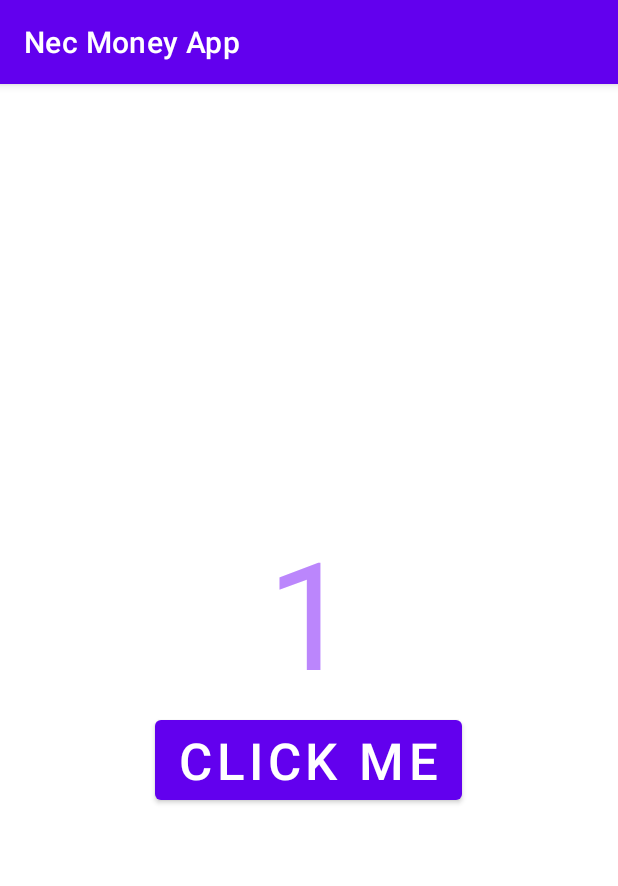
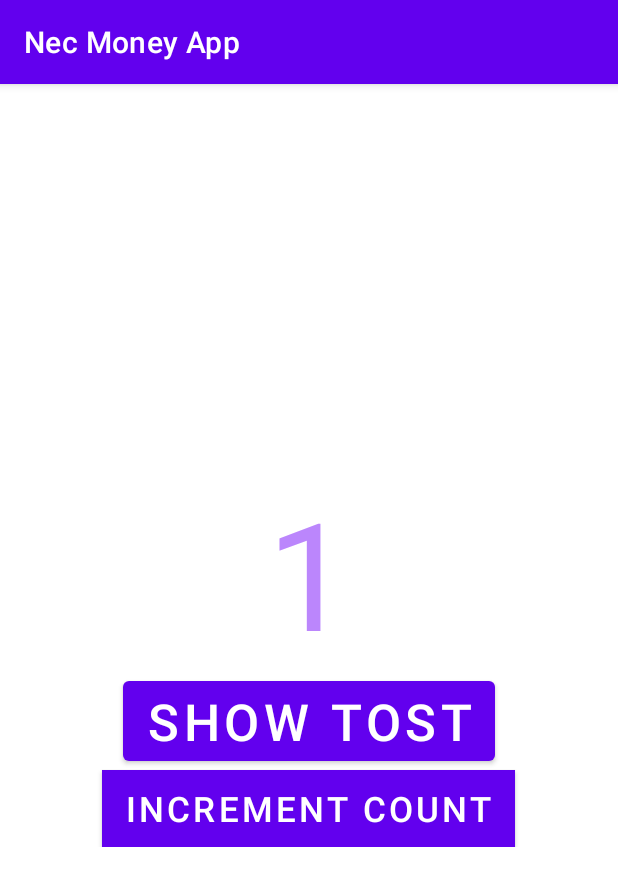
Before and after one commit to rowjoy/android_app_project, an Android app: the screen it shows after launch (MainActivity), on a phone screen of 412 x 824 dp. Shown: the top 886 px of the screen. Run offline under Robolectric (Android 15) with nearby library versions, the phone set to English and light mode, and no system bars.

Commit message:
RandomNumber

```diff
--- a/app/src/main/java/com/nec/androidapp/MainActivity.kt
+++ b/app/src/main/java/com/nec/androidapp/MainActivity.kt
@@ -4,20 +4,37 @@ import androidx.appcompat.app.AppCompatActivity
 import android.os.Bundle
 import android.view.Gravity
 import android.widget.Button
+import android.widget.TextView
 import android.widget.Toast
 import com.nec.androidapp.R.layout.activity_main
+import kotlin.random.Random
 
 class MainActivity : AppCompatActivity() {
     override fun onCreate(savedInstanceState: Bundle?) {
         super.onCreate(savedInstanceState)
         setContentView(activity_main);
-        var click_me_button :  Button = findViewById(R.id.Click_me)
-        click_me_button.setOnClickListener(){
+        val clickMeButton :  Button = findViewById(R.id.Click_me);
+        val increment : Button = findViewById(R.id.increment);
+        clickMeButton.setOnClickListener(){
             val toast = Toast.makeText(this, "Your message here", Toast.LENGTH_SHORT)
             toast.setGravity(Gravity.TOP, 200, 0) // Change Gravity.CENTER to your desired gravity
             toast.show();
-            println("Hi");
+        };
+
+        increment.setOnClickListener(){
+           randomNumber();
         }
 
+
     }
+
+    private fun randomNumber  (){
+        val random = Random.nextInt(7);
+        val showNumber : TextView = findViewById(R.id.show_value);
+        showNumber.text = random.toString();
+        val  toast = Toast.makeText(this, random.toString() , Toast.LENGTH_SHORT);
+        toast.show();
+    }
+
+
 }
--- a/app/src/main/res/layout/activity_main.xml
+++ b/app/src/main/res/layout/activity_main.xml
@@ -24,5 +24,17 @@
         android:text="@string/click_me"
         android:textColor="@color/white"
         android:textSize="34dp" />
+    <Button
+        android:id="@+id/increment"
+        android:layout_width="wrap_content"
+        android:layout_height="wrap_content"
+        android:layout_gravity="center_horizontal"
+        android:textSize="23dp"
+        android:text="Increment count"
+        android:textColor="@color/white"
+        android:background="@color/design_default_color_on_primary"
+        android:backgroundTintMode="multiply"
+
+   />
 
 </LinearLayout>
--- a/app/src/main/res/values/strings.xml
+++ b/app/src/main/res/values/strings.xml
@@ -1,4 +1,5 @@
 <resources>
     <string name="app_name">Nec Money App</string>
-    <string name="click_me">Click me</string>
+    <string name="click_me">Show Tost</string>
+    <string name="Increment_data"> User me Up </string>
 </resources>
```
